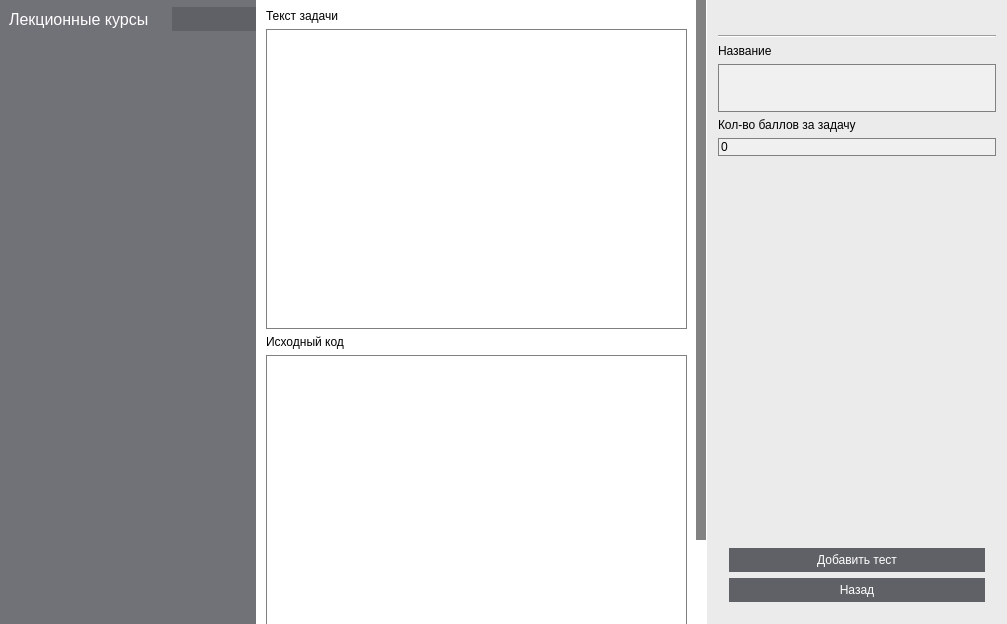
Above: app/windows/MainWindow.ui from Rexagon/methodist before the change. Below: the same form after it.
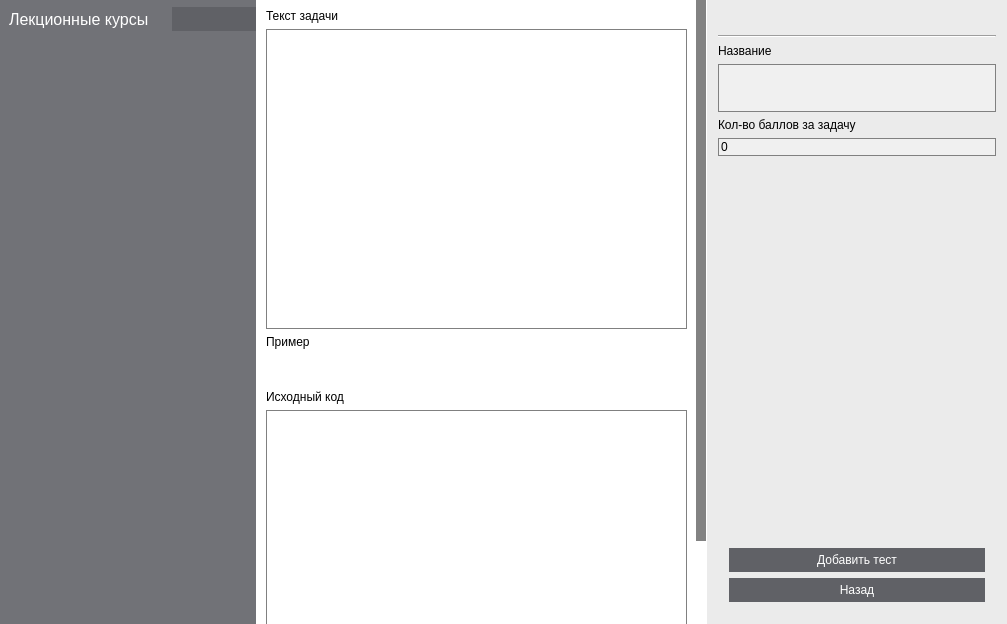
That is the form after the change. The open tabs and pages were chosen to show the change. Icons and pictures are not drawn.

Commit message: Added samples table

```diff
--- a/app/windows/MainWindow.ui
+++ b/app/windows/MainWindow.ui
@@ -508,8 +508,8 @@
                   <rect>
                    <x>0</x>
                    <y>0</y>
-                   <width>139</width>
-                   <height>718</height>
+                   <width>438</width>
+                   <height>716</height>
                   </rect>
                  </property>
                  <property name="styleSheet">
@@ -541,9 +541,6 @@
                    <number>9</number>
                   </property>
                   <item row="5" column="0" colspan="2">
-                   <widget class="QPlainTextEdit" name="taskEditInputPattern"/>
-                  </item>
-                  <item row="3" column="0" colspan="2">
                    <widget class="QTextEdit" name="taskEditSource">
                     <property name="minimumSize">
                      <size>
@@ -551,9 +548,14 @@
                       <height>300</height>
                      </size>
                     </property>
+                    <property name="font">
+                     <font>
+                      <family>Consolas</family>
+                     </font>
+                    </property>
                    </widget>
                   </item>
-                  <item row="2" column="0">
+                  <item row="4" column="0">
                    <widget class="QLabel" name="taskEditSourceLabel">
                     <property name="text">
                      <string>Исходный код</string>
@@ -583,10 +585,81 @@
                     </property>
                    </widget>
                   </item>
-                  <item row="4" column="0" colspan="2">
-                   <widget class="QLabel" name="taskEditInputPatternLabel">
+                  <item row="3" column="0" colspan="2">
+                   <widget class="QTableView" name="taskEditSamplesTable">
+                    <property name="sizePolicy">
+                     <sizepolicy hsizetype="Expanding" vsizetype="Minimum">
+                      <horstretch>0</horstretch>
+                      <verstretch>0</verstretch>
+                     </sizepolicy>
+                    </property>
+                    <property name="font">
+                     <font>
+                      <family>Consolas</family>
+                     </font>
+                    </property>
+                    <property name="focusPolicy">
+                     <enum>Qt::NoFocus</enum>
+                    </property>
+                    <property name="styleSheet">
+                     <string notr="true">QHeaderView::section {
+    background-color: white;
+    padding: 3px;
+    border-style: none;
+    border-bottom: 1px solid gray;
+    border-right: 1px solid gray;
+}
+
+QHeaderView::section:horizontal
+{
+    border-top: 1px solid gray;
+}
+
+QHeaderView::section:horizontal:first
+{
+	border-left: 1px solid gray;
+}
+
+QTableView
+{
+    gridline-color: gray;
+	outline: 0;
+}
+</string>
+                    </property>
+                    <property name="frameShape">
+                     <enum>QFrame::NoFrame</enum>
+                    </property>
+                    <property name="frameShadow">
+                     <enum>QFrame::Plain</enum>
+                    </property>
+                    <property name="sizeAdjustPolicy">
+                     <enum>QAbstractScrollArea::AdjustToContents</enum>
+                    </property>
+                    <property name="editTriggers">
+                     <set>QAbstractItemView::NoEditTriggers</set>
+                    </property>
+                    <property name="tabKeyNavigation">
+                     <bool>false</bool>
+                    </property>
+                    <property name="selectionMode">
+                     <enum>QAbstractItemView::NoSelection</enum>
+                    </property>
+                    <attribute name="horizontalHeaderHighlightSections">
+                     <bool>false</bool>
+                    </attribute>
+                    <attribute name="verticalHeaderVisible">
+                     <bool>false</bool>
+                    </attribute>
+                    <attribute name="verticalHeaderHighlightSections">
+                     <bool>false</bool>
+                    </attribute>
+                   </widget>
+                  </item>
+                  <item row="2" column="0" colspan="2">
+                   <widget class="QLabel" name="taskEditSamplesLabel">
                     <property name="text">
-                     <string>Шаблон входных данных</string>
+                     <string>Пример</string>
                     </property>
                    </widget>
                   </item>
```
Left out of the diff: 18 changed lines with no effect on the pictures. The commit also changes 13 other files.
